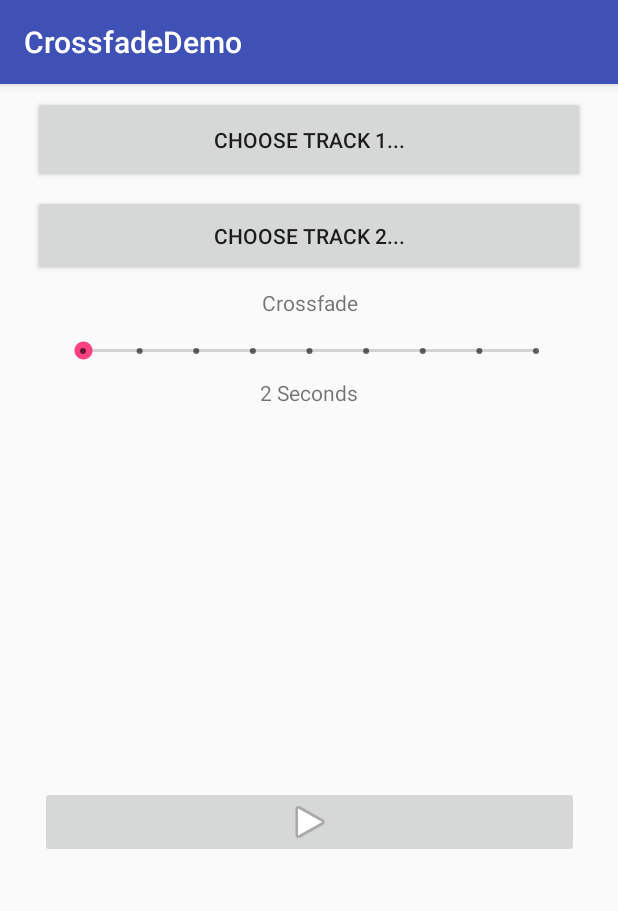
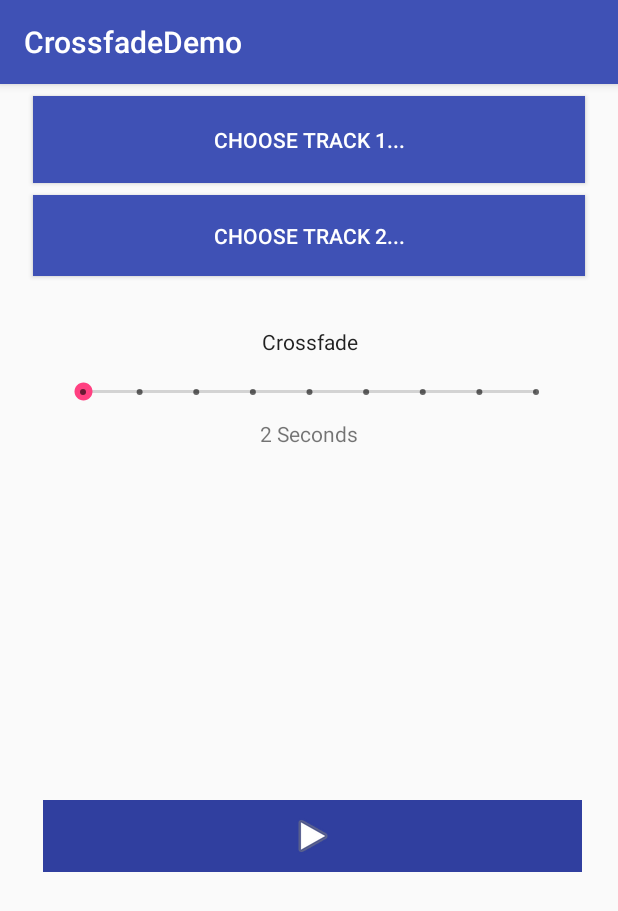
Before and after one commit to dbr176/CrossfadeDemo, an Android app: the screen it shows after launch (MainActivity), after a tap on "CHOOSE TRACK 1...", on a phone screen of 412 x 824 dp. Shown: the top 911 px of the screen. Run offline under Robolectric (Android 15) with nearby library versions, the phone set to English and light mode, and no system bars.

Commit message:
Теперь можно выбирать только аудиофайлы, поменял цвет кнопок

```diff
--- a/app/src/main/java/com/ag/crossfadedemo/MainActivity.java
+++ b/app/src/main/java/com/ag/crossfadedemo/MainActivity.java
@@ -73,7 +73,7 @@ public class MainActivity extends AppCompatActivity {
 
     private void chooseTrack(int requestCode) {
         Intent intent = new Intent()
-                .setType("*/*")
+                .setType("audio/*")
                 .setAction(Intent.ACTION_GET_CONTENT);
 
         startActivityForResult(Intent.createChooser(
--- a/app/src/main/res/layout/activity_main.xml
+++ b/app/src/main/res/layout/activity_main.xml
@@ -15,7 +15,7 @@
         android:layout_height="20dp"
         android:max="8"
         android:progress="0"
-        android:layout_marginTop="8dp"
+        android:layout_marginTop="9dp"
         app:layout_constraintTop_toBottomOf="@+id/crossfadeInfoTextView"
         android:layout_marginRight="8dp"
         app:layout_constraintRight_toRightOf="parent"
@@ -26,27 +26,31 @@
         android:id="@+id/buttonTrack1"
         android:layout_width="368dp"
         android:layout_height="58dp"
+        android:layout_marginLeft="8dp"
+        android:layout_marginRight="8dp"
+        android:layout_marginTop="8dp"
+        android:background="@color/colorPrimary"
         android:onClick="onButtonChooseTrack1Click"
         android:text="@string/buttonTrack1Text"
-        app:layout_constraintTop_toTopOf="parent"
-        android:layout_marginTop="8dp"
-        android:layout_marginLeft="8dp"
+        android:textColor="?android:attr/textColorPrimaryInverse"
         app:layout_constraintLeft_toLeftOf="parent"
-        android:layout_marginRight="8dp"
-        app:layout_constraintRight_toRightOf="parent" />
+        app:layout_constraintRight_toRightOf="parent"
+        app:layout_constraintTop_toTopOf="parent" />
 
     <Button
         android:id="@+id/buttonChooseTrack2"
         android:layout_width="368dp"
         android:layout_height="54dp"
+        android:layout_marginLeft="8dp"
+        android:layout_marginRight="8dp"
+        android:layout_marginTop="8dp"
+        android:background="@color/colorPrimary"
         android:onClick="onButtonChooseTrack2Click"
         android:text="@string/buttonTrack2Text"
-        android:layout_marginTop="8dp"
-        app:layout_constraintTop_toBottomOf="@+id/buttonTrack1"
-        android:layout_marginLeft="8dp"
+        android:textColor="?android:attr/textColorPrimaryInverse"
         app:layout_constraintLeft_toLeftOf="parent"
-        android:layout_marginRight="8dp"
-        app:layout_constraintRight_toRightOf="parent" />
+        app:layout_constraintRight_toRightOf="parent"
+        app:layout_constraintTop_toBottomOf="@+id/buttonTrack1" />
 
     <ImageButton
         android:id="@+id/buttonPlay"
@@ -56,25 +60,30 @@
         android:layout_marginLeft="8dp"
         android:layout_marginRight="8dp"
         android:layout_marginTop="8dp"
+        android:background="?attr/colorPrimaryDark"
         android:onClick="onPlayButtonClick"
         app:layout_constraintBottom_toBottomOf="parent"
+        app:layout_constraintHorizontal_bias="0.555"
         app:layout_constraintLeft_toLeftOf="parent"
         app:layout_constraintRight_toRightOf="parent"
         app:layout_constraintTop_toBottomOf="@+id/crossfadeTextView"
+        app:layout_constraintVertical_bias="0.491"
         app:srcCompat="@android:drawable/ic_media_play" />
 
     <TextView
         android:id="@+id/crossfadeInfoTextView"
         android:layout_width="207dp"
         android:layout_height="24dp"
+        android:layout_marginLeft="8dp"
+        android:layout_marginRight="8dp"
+        android:layout_marginTop="34dp"
         android:text="@string/crossfadeTextView"
         android:textAlignment="center"
-        android:layout_marginTop="8dp"
-        app:layout_constraintTop_toBottomOf="@+id/buttonChooseTrack2"
-        android:layout_marginRight="8dp"
+        android:textColor="?android:attr/textColorPrimary"
+        app:layout_constraintHorizontal_bias="0.503"
+        app:layout_constraintLeft_toLeftOf="parent"
         app:layout_constraintRight_toRightOf="parent"
-        android:layout_marginLeft="8dp"
-        app:layout_constraintLeft_toLeftOf="parent" />
+        app:layout_constraintTop_toBottomOf="@+id/buttonChooseTrack2" />
 
     <TextView
         android:id="@+id/crossfadeTextView"
--- a/app/src/main/res/values/colors.xml
+++ b/app/src/main/res/values/colors.xml
@@ -1,6 +1,6 @@
 <?xml version="1.0" encoding="utf-8"?>
 <resources>
-    <color name="colorPrimary">#3F51B5</color>
+    <color name="colorPrimary">#3f51b5</color>
     <color name="colorPrimaryDark">#303F9F</color>
     <color name="colorAccent">#FF4081</color>
 </resources>
```
